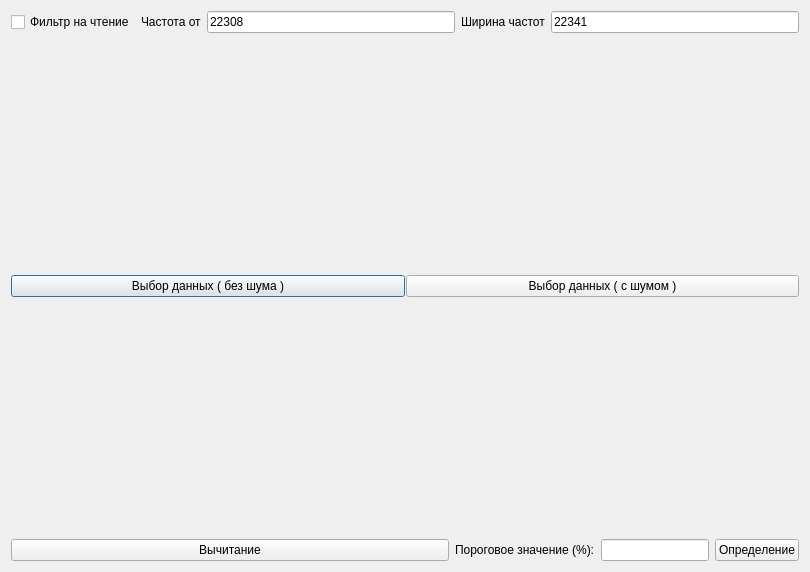
Above: gui.ui from SkorEgor/scientific_work_in_python before the change. Below: the same form after it.
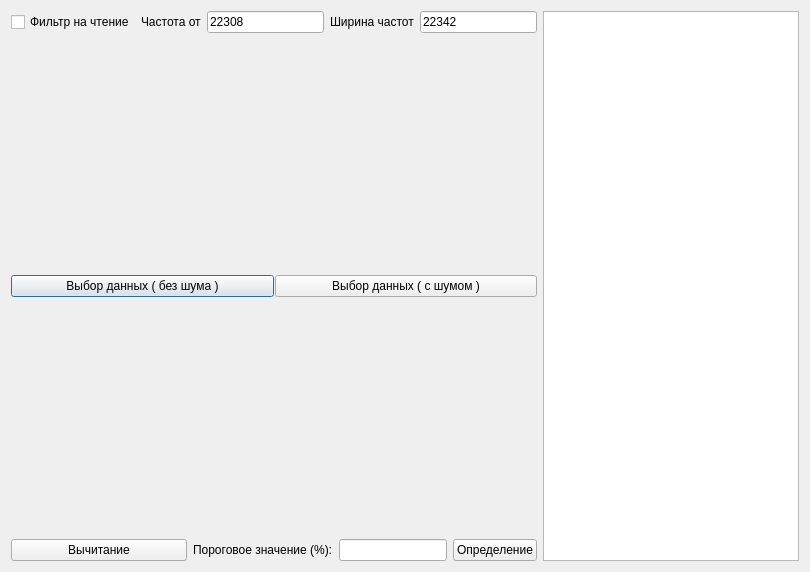
That is the form after the change.

Commit message: data_table_and_max_in_range

```diff
--- a/gui.ui
+++ b/gui.ui
@@ -13,7 +13,13 @@
   <property name="windowTitle">
    <string>Dialog</string>
   </property>
-  <layout class="QVBoxLayout" name="verticalLayout_2" stretch="0,1,0,1,0">
+  <layout class="QVBoxLayout" name="verticalLayout_2" stretch="1">
+   <item>
+    <layout class="QHBoxLayout" name="horizontalLayout_6">
+     <item>
+      <layout class="QHBoxLayout" name="horizontalLayout_7" stretch="1,0">
+       <item>
+        <layout class="QVBoxLayout" name="verticalLayout_4" stretch="0,1,0,1,0">
    <item>
     <layout class="QHBoxLayout" name="horizontalLayout_3">
      <item>
@@ -52,7 +58,7 @@
        <item>
         <widget class="QLineEdit" name="lineEdit_threshold_3">
          <property name="text">
-          <string>22341</string>
+                <string>22342</string>
          </property>
          <property name="readOnly">
           <bool>false</bool>
@@ -129,6 +135,22 @@
         <string>Определение</string>
        </property>
       </widget>
+           </item>
+          </layout>
+         </item>
+        </layout>
+       </item>
+       <item>
+        <widget class="QTableWidget" name="tableWidget">
+         <property name="selectionMode">
+          <enum>QAbstractItemView::SingleSelection</enum>
+         </property>
+         <property name="selectionBehavior">
+          <enum>QAbstractItemView::SelectRows</enum>
+         </property>
+        </widget>
+       </item>
+      </layout>
      </item>
     </layout>
    </item>
```
Lines whose indentation alone changed are shown as unchanged. The commit also changes 2 other files.
